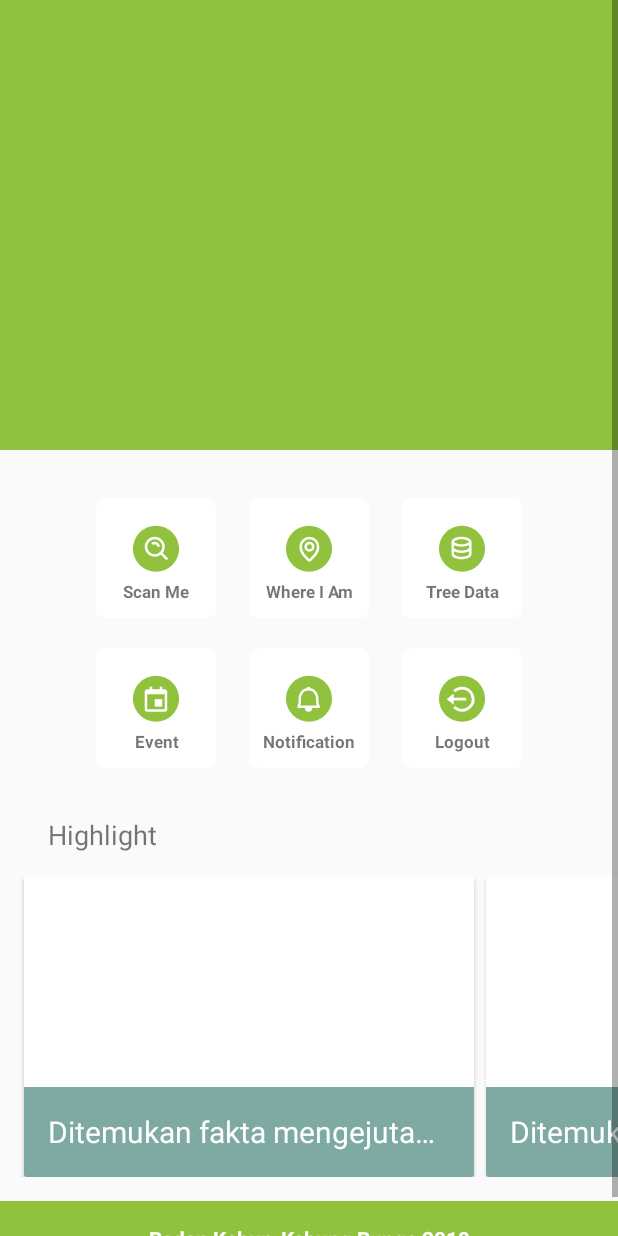
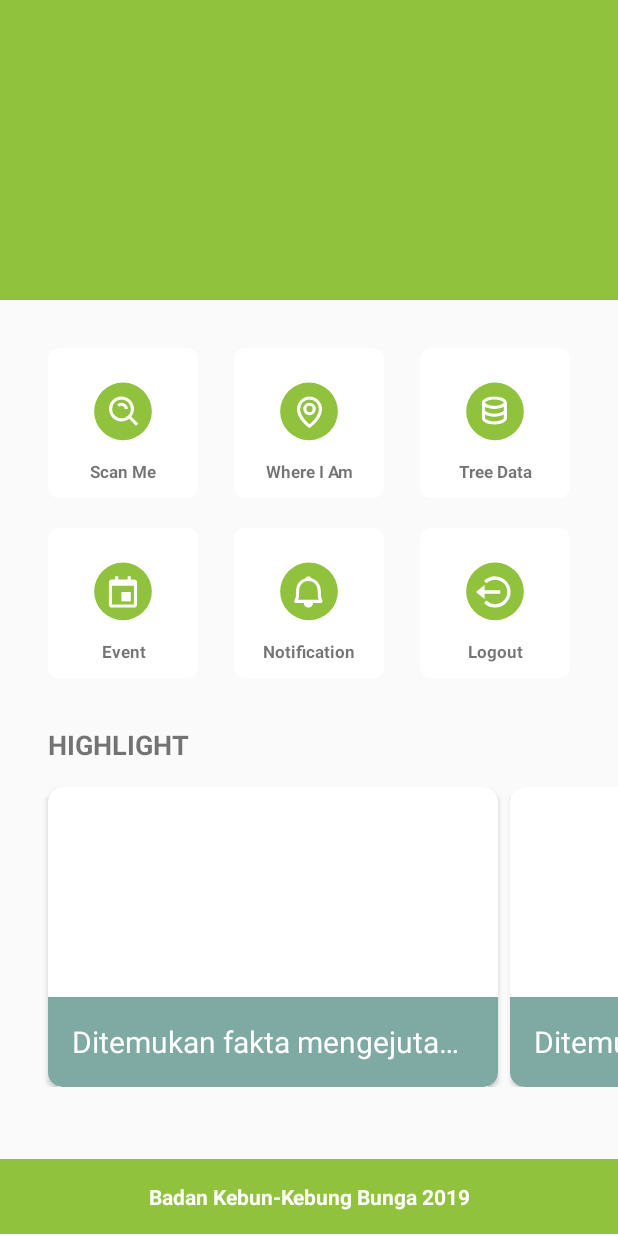
Before and after one commit to miftahulmuhaemen/KebunRayaBanua, an Android app: the layout activity_main.xml on its own in the app's theme, with its tools: preview values and no code run, on a phone screen of 412 x 824 dp. Run offline under Robolectric (Android 15) with nearby library versions, the phone set to English and light mode, and no system bars.

Commit message:
Enlarge The Icon

```diff
--- a/app/src/main/AndroidManifest.xml
+++ b/app/src/main/AndroidManifest.xml
@@ -15,17 +15,17 @@
             android:theme="@style/AppTheme"
             tools:ignore="GoogleAppIndexingWarning">
         <activity android:name=".main.main.detailTree.DetailTreeActivity">
-            <intent-filter>
-                <action android:name="android.intent.action.MAIN"/>
-
-                <category android:name="android.intent.category.LAUNCHER"/>
-            </intent-filter>
         </activity>
         <activity android:name=".main.main.scanMe.ScanMeActivity">
         </activity>
         <activity android:name=".main.main.MainActivity">
         </activity>
         <activity android:name=".main.login.LoginActivity">
+            <intent-filter>
+                <action android:name="android.intent.action.MAIN"/>
+
+                <category android:name="android.intent.category.LAUNCHER"/>
+            </intent-filter>
         </activity>
 
         <meta-data
--- a/app/src/main/res/layout/activity_main.xml
+++ b/app/src/main/res/layout/activity_main.xml
@@ -15,22 +15,22 @@
                      android:inAnimation="@anim/fui_slide_in_right"
                      android:outAnimation="@anim/fui_slide_out_left"
                      android:background="@color/colorPrimary"
-                     android:flipInterval="2000" android:layout_width="match_parent" android:layout_height="300dp"/>
+                     android:flipInterval="2000" android:layout_width="match_parent" android:layout_height="@dimen/viewFlipperSize"/>
 
         <RelativeLayout android:id="@+id/first_icon_menu" android:layout_marginTop="32dp" android:layout_width="match_parent"
-                        android:layout_height="wrap_content" android:paddingEnd="64dp" android:paddingStart="64dp">
+                        android:layout_height="wrap_content" android:paddingEnd="@dimen/paddingIcon" android:paddingStart="@dimen/paddingIcon">
 
             <ImageView android:id="@+id/scan" android:src="@drawable/ic_scan"
-                       android:layout_width="wrap_content"
-                       android:layout_height="wrap_content"
+                       android:layout_width="@dimen/IconSize"
+                       android:layout_height="@dimen/IconSize"
                        android:layout_alignParentStart="true"/>
             <ImageView android:id="@+id/location" android:src="@drawable/ic_where"
-                       android:layout_width="wrap_content"
-                       android:layout_height="wrap_content"
+                       android:layout_width="@dimen/IconSize"
+                       android:layout_height="@dimen/IconSize"
                        android:layout_centerInParent="true"/>
             <ImageView android:id="@+id/database" android:src="@drawable/ic_data"
-                       android:layout_width="wrap_content"
-                       android:layout_height="wrap_content"
+                       android:layout_width="@dimen/IconSize"
+                       android:layout_height="@dimen/IconSize"
                        android:layout_alignParentEnd="true"/>
 
             <TextView android:layout_alignStart="@id/scan" android:layout_alignEnd="@id/scan"
@@ -53,7 +53,7 @@
         </RelativeLayout>
 
         <RelativeLayout android:id="@+id/second_icon_menu" android:layout_marginTop="20dp" android:layout_width="match_parent"
-                        android:layout_height="wrap_content" android:paddingEnd="64dp" android:paddingStart="64dp">
+                        android:layout_height="wrap_content" android:paddingEnd="@dimen/paddingIcon" android:paddingStart="@dimen/paddingIcon">
 
             <ImageView android:id="@+id/event" android:src="@drawable/ic_event"
                        android:layout_width="@dimen/IconSize"
@@ -90,6 +90,8 @@
 
         <TextView android:layout_marginTop="32dp" android:textSize="18sp" android:layout_marginStart="32dp"
                   android:layout_width="wrap_content"
+                  android:textStyle="bold"
+                  android:textAllCaps="true"
                   android:layout_height="wrap_content" android:text="@string/highlight"/>
 
         <android.support.v7.widget.RecyclerView
@@ -98,8 +100,9 @@
                 android:layout_height="wrap_content"
                 android:orientation="horizontal"
                 android:clipToPadding="false"
-                android:paddingStart="16dp"
+                android:paddingStart="32dp"
                 android:layout_marginTop="16dp"
+                android:layout_marginBottom="32dp"
                 app:layoutManager="android.support.v7.widget.LinearLayoutManager"
                 tools:listitem="@layout/activity_main_highlight_item"
         />
--- a/app/src/main/res/layout/activity_main_highlight_item.xml
+++ b/app/src/main/res/layout/activity_main_highlight_item.xml
@@ -1,10 +1,12 @@
 <?xml version="1.0" encoding="utf-8"?>
 
 <android.support.v7.widget.CardView
-        xmlns:android="http://schemas.android.com/apk/res/android"
-        android:id="@+id/box_item" android:layout_width="300dp"
+        xmlns:android="http://schemas.android.com/apk/res/android" xmlns:app="http://schemas.android.com/apk/res-auto"
+        android:id="@+id/box_item"
+        android:layout_width="300dp"
         android:layout_height="200dp"
-android:layout_marginEnd="8dp">
+        android:layout_marginEnd="8dp"
+        app:cardCornerRadius="10dp">
 
     <RelativeLayout
             android:layout_width="match_parent"
--- a/app/src/main/res/values/dimens.xml
+++ b/app/src/main/res/values/dimens.xml
@@ -1,5 +1,7 @@
 <?xml version="1.0" encoding="utf-8"?>
 <resources>
     <dimen name="IconName">11sp</dimen>
-    <dimen name="IconSize">80dp</dimen>
+    <dimen name="IconSize">100dp</dimen>
+    <dimen name="paddingIcon">32dp</dimen>
+    <dimen name="viewFlipperSize">200dp</dimen>
 </resources>
```
